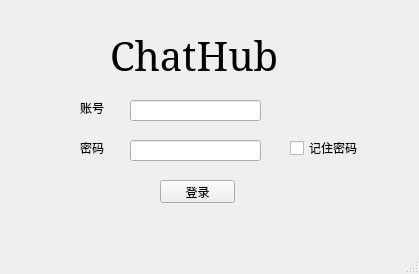
Qt form ChatHubClient/loginwindow.ui (huahuab/ChatHub) before a commit.
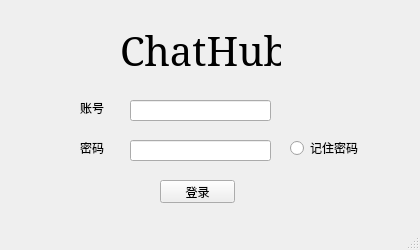
The same form after that commit.

Patch:
```diff
--- a/ChatHubClient/loginwindow.ui
+++ b/ChatHubClient/loginwindow.ui
@@ -6,10 +6,22 @@
    <rect>
     <x>0</x>
     <y>0</y>
-    <width>419</width>
-    <height>274</height>
+    <width>420</width>
+    <height>250</height>
    </rect>
   </property>
+  <property name="minimumSize">
+   <size>
+    <width>420</width>
+    <height>250</height>
+   </size>
+  </property>
+  <property name="maximumSize">
+   <size>
+    <width>420</width>
+    <height>250</height>
+   </size>
+  </property>
   <property name="windowTitle">
    <string>登录ChatHub</string>
   </property>
@@ -27,25 +39,12 @@
      <string>登录</string>
     </property>
    </widget>
-   <widget class="QCheckBox" name="checkBox">
-    <property name="geometry">
-     <rect>
-      <x>290</x>
-      <y>140</y>
-      <width>71</width>
-      <height>16</height>
-     </rect>
-    </property>
-    <property name="text">
-     <string>记住密码</string>
-    </property>
-   </widget>
    <widget class="QLineEdit" name="lineEdit">
     <property name="geometry">
      <rect>
       <x>130</x>
       <y>100</y>
-      <width>131</width>
+      <width>141</width>
       <height>21</height>
      </rect>
     </property>
@@ -55,10 +54,13 @@
      <rect>
       <x>130</x>
       <y>140</y>
-      <width>131</width>
+      <width>141</width>
       <height>21</height>
      </rect>
     </property>
+    <property name="echoMode">
+     <enum>QLineEdit::Password</enum>
+    </property>
    </widget>
    <widget class="QLabel" name="label">
     <property name="geometry">
@@ -89,10 +91,10 @@
    <widget class="QLabel" name="label_3">
     <property name="geometry">
      <rect>
-      <x>110</x>
+      <x>120</x>
       <y>20</y>
-      <width>211</width>
-      <height>71</height>
+      <width>161</width>
+      <height>61</height>
      </rect>
     </property>
     <property name="font">
@@ -105,6 +107,19 @@
      <string>ChatHub</string>
     </property>
    </widget>
+   <widget class="QRadioButton" name="radioButton">
+    <property name="geometry">
+     <rect>
+      <x>290</x>
+      <y>140</y>
+      <width>89</width>
+      <height>16</height>
+     </rect>
+    </property>
+    <property name="text">
+     <string>记住密码</string>
+    </property>
+   </widget>
   </widget>
   <widget class="QMenuBar" name="menubar">
    <property name="geometry">
```
Left out of the diff: 2 changed lines with no effect on the pictures.
